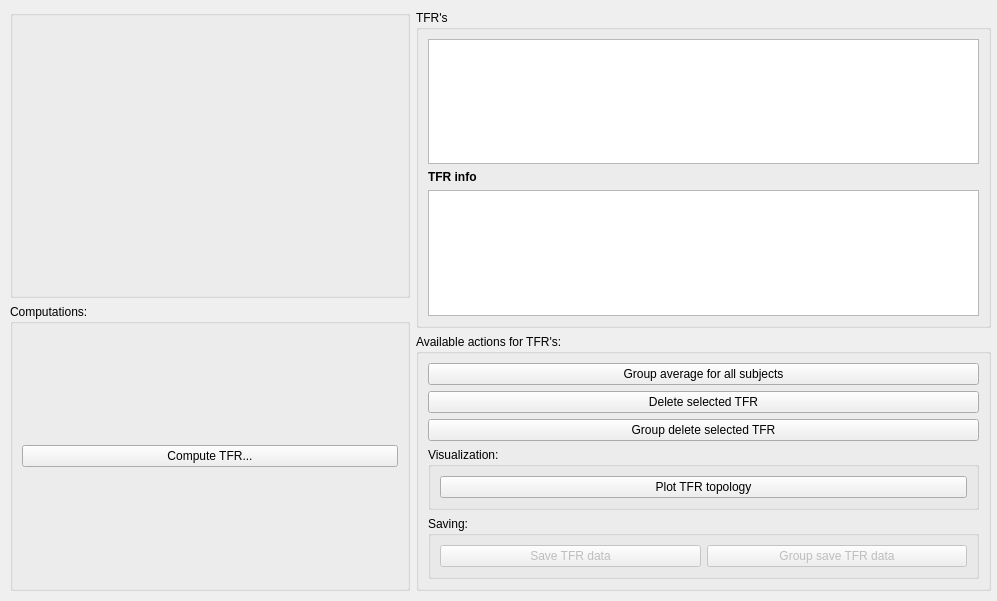
This is designer_ui_files/mainWindowTabInducedUi.ui in cibr-jyu/meggie as Qt 5 draws it before an edit. The edited form follows.
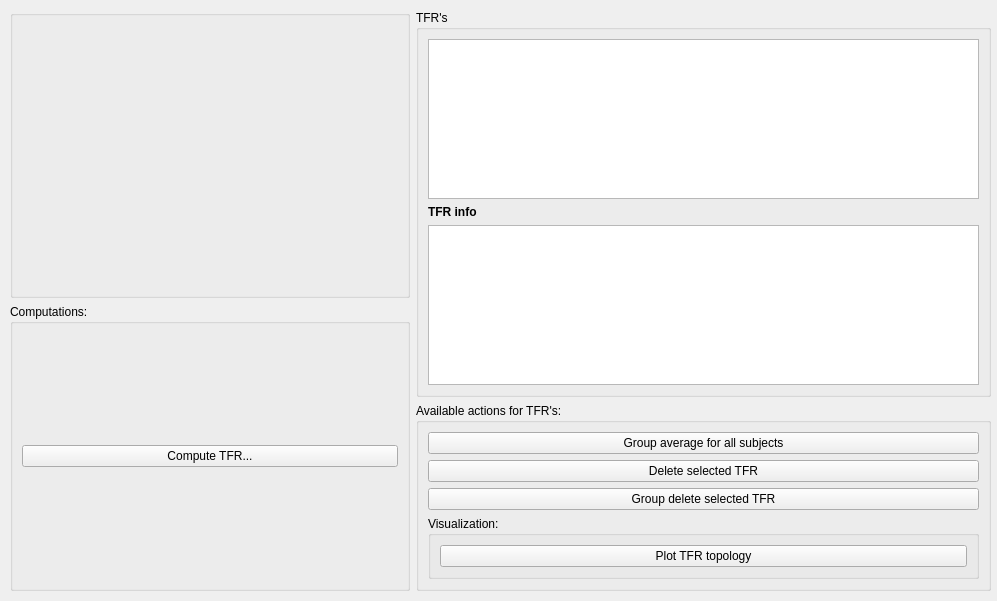
This is the edited form.

The edit to the form file:
```diff
--- a/designer_ui_files/mainWindowTabInducedUi.ui
+++ b/designer_ui_files/mainWindowTabInducedUi.ui
@@ -146,39 +146,6 @@
            </item>
           </layout>
          </item>
-         <item row="2" column="0">
-          <widget class="QGroupBox" name="groupBox_5">
-           <property name="title">
-            <string>Saving:</string>
-           </property>
-           <layout class="QGridLayout" name="gridLayout_20">
-            <item row="0" column="0">
-             <layout class="QHBoxLayout" name="horizontalLayout_3">
-              <item>
-               <widget class="QPushButton" name="pushButtonSaveTFR">
-                <property name="enabled">
-                 <bool>false</bool>
-                </property>
-                <property name="text">
-                 <string>Save TFR data</string>
-                </property>
-               </widget>
-              </item>
-              <item>
-               <widget class="QPushButton" name="pushButtonGroupSaveTFR">
-                <property name="enabled">
-                 <bool>false</bool>
-                </property>
-                <property name="text">
-                 <string>Group save TFR data</string>
-                </property>
-               </widget>
-              </item>
-             </layout>
-            </item>
-           </layout>
-          </widget>
-         </item>
         </layout>
        </widget>
       </item>
```
